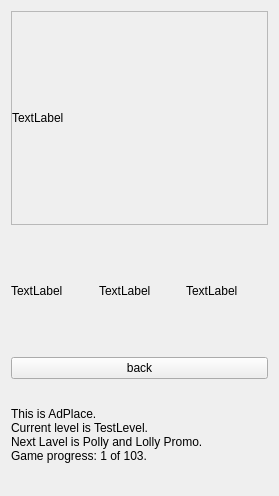
Qt form widget.ui (Pchelovec/stolenCat) before a commit.
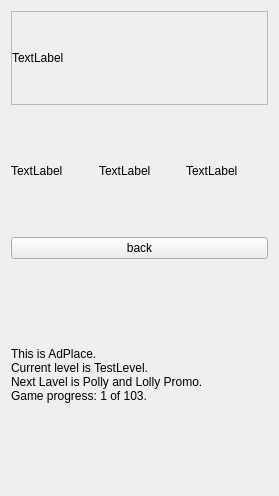
The same form after that commit. The open tabs and pages were chosen to show the change. Icons and pictures are not drawn. Custom widgets are drawn as their Qt base class.

What changed in the file:
```diff
--- a/widget.ui
+++ b/widget.ui
@@ -180,7 +180,7 @@
             <x>0</x>
             <y>0</y>
             <width>259</width>
-            <height>213</height>
+            <height>93</height>
            </rect>
           </property>
           <layout class="QGridLayout" name="gridLayout_4">
@@ -212,7 +212,7 @@
          <property name="minimumSize">
           <size>
            <width>0</width>
-           <height>100</height>
+           <height>220</height>
           </size>
          </property>
          <property name="text">
```
Left out of the diff: 2 changed lines with no effect on the pictures.
